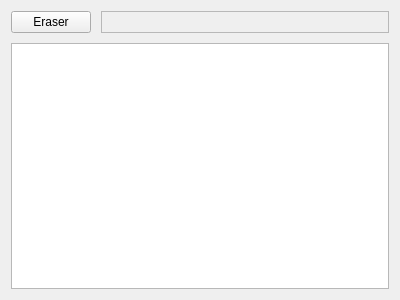
This is krita/plugins/paintops/libpaintop/forms/wdgCompositeOpOption.ui in KDE/krita as Qt 5 draws it before an edit. The edited form follows.
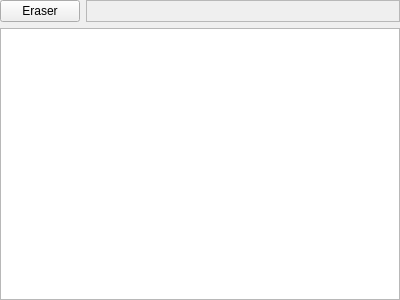
This is the edited form. Custom widgets are drawn as their Qt base class.

Commit message:
Lot's of margin twisting in Krita brush config UI
Among other things removed the margin from KoResourceItemChooser, as it is a widget,
only composed from other widgets, so to align properly with other widgets there should
not be a margin around it

thanks boud for review

Diff of the .ui file:
```diff
--- a/krita/plugins/paintops/libpaintop/forms/wdgCompositeOpOption.ui
+++ b/krita/plugins/paintops/libpaintop/forms/wdgCompositeOpOption.ui
@@ -11,8 +11,8 @@
    </rect>
   </property>
   <layout class="QVBoxLayout" name="verticalLayout">
-   <property name="spacing">
-    <number>10</number>
+   <property name="margin">
+    <number>0</number>
    </property>
    <item>
     <layout class="QHBoxLayout" name="horizontalLayout">
```
The commit also changes 26 other files.
